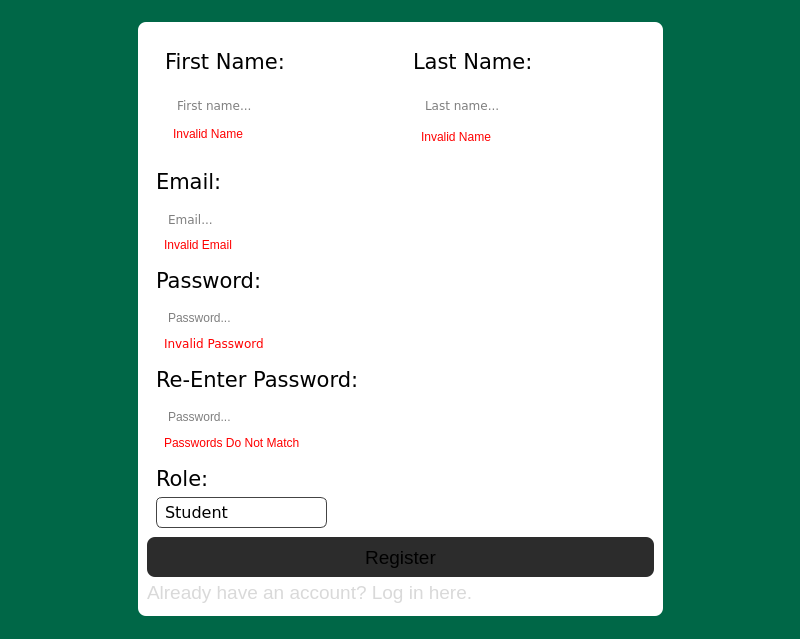
First picture: the form in loginwindow.ui, repository RyanLewis155/College-Portal-Project, before the edit.
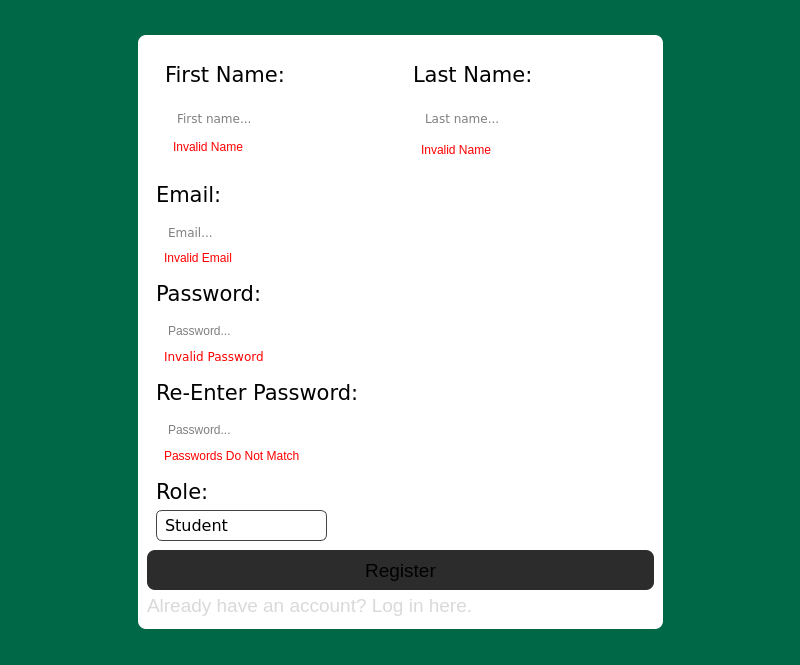
Second picture: the form after the edit. The open tabs and pages were chosen to show the change.

```diff
--- a/loginwindow.ui
+++ b/loginwindow.ui
@@ -7,7 +7,7 @@
     <x>0</x>
     <y>0</y>
     <width>800</width>
-    <height>639</height>
+    <height>665</height>
    </rect>
   </property>
   <property name="focusPolicy">
@@ -975,7 +975,7 @@
                    </property>
                    <property name="minimumSize">
                     <size>
-                     <width>144</width>
+                     <width>162</width>
                      <height>0</height>
                     </size>
                    </property>
```
